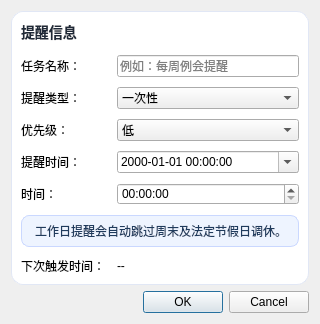
First picture: the form in src/reminderedit.ui, repository SwartzMss/EasyNotify, before the edit.
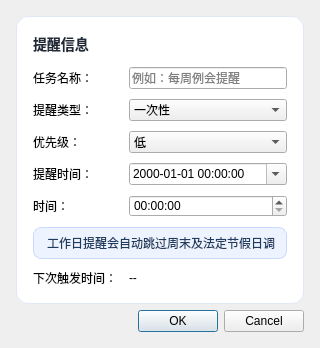
Second picture: the form after the edit.

Diff of the .ui file:
```diff
--- a/src/reminderedit.ui
+++ b/src/reminderedit.ui
@@ -14,11 +14,17 @@
    <string>编辑提醒</string>
   </property>
   <layout class="QVBoxLayout" name="mainLayout">
-   <property name="contentsMargins">
-    <left>16</left>
-    <top>16</top>
-    <right>16</right>
-    <bottom>16</bottom>
+   <property name="leftMargin">
+    <number>16</number>
+   </property>
+   <property name="topMargin">
+    <number>16</number>
+   </property>
+   <property name="rightMargin">
+    <number>16</number>
+   </property>
+   <property name="bottomMargin">
+    <number>16</number>
    </property>
    <item>
     <widget class="QFrame" name="bodyFrame">
@@ -35,11 +41,17 @@
       <property name="spacing">
        <number>12</number>
       </property>
-      <property name="contentsMargins">
-       <left>16</left>
-       <top>16</top>
-       <right>16</right>
-       <bottom>16</bottom>
+      <property name="leftMargin">
+       <number>16</number>
+      </property>
+      <property name="topMargin">
+       <number>16</number>
+      </property>
+      <property name="rightMargin">
+       <number>16</number>
+      </property>
+      <property name="bottomMargin">
+       <number>16</number>
       </property>
       <item>
        <widget class="QLabel" name="sectionTitle">
```
